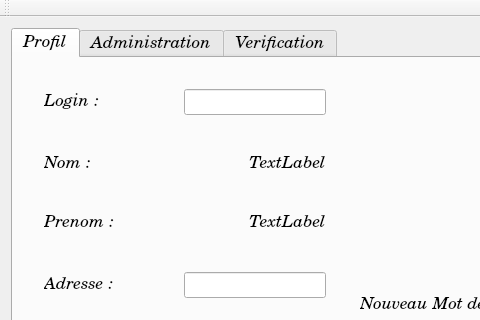
First picture: the form in mainwindow.ui, repository xXRem08Xx/NewWorld_BackOffice, before the edit; both pictures show x 0 to 480 and y 0 to 320 of the 890 by 733 pixel window.
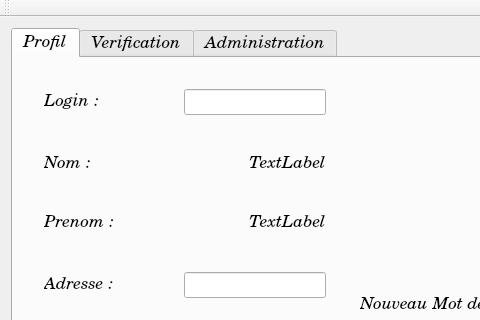
Second picture: the form after the edit. The open tabs and pages were chosen to show the change. Icons and pictures are not drawn.

Commit message: Ajout de l'annulation des modifications dans la fenetre profil de la mainWindow

Diff of the .ui file:
```diff
--- a/mainwindow.ui
+++ b/mainwindow.ui
@@ -627,16 +627,20 @@
         </layout>
        </widget>
       </widget>
+      <widget class="QWidget" name="tabVerification">
+       <attribute name="icon">
+        <iconset resource="ressources.qrc">
+         <normaloff>:/Images/Images/verification.png</normaloff>:/Images/Images/verification.png</iconset>
+       </attribute>
+       <attribute name="title">
+        <string>Verification</string>
+       </attribute>
+      </widget>
       <widget class="QWidget" name="tab">
        <attribute name="title">
         <string>Administration</string>
        </attribute>
       </widget>
-      <widget class="QWidget" name="tab_2">
-       <attribute name="title">
-        <string>Verification</string>
-       </attribute>
-      </widget>
      </widget>
     </item>
    </layout>
```
Left out of the diff: 2 changed lines with no effect on the pictures. The commit also changes 3 other files.
